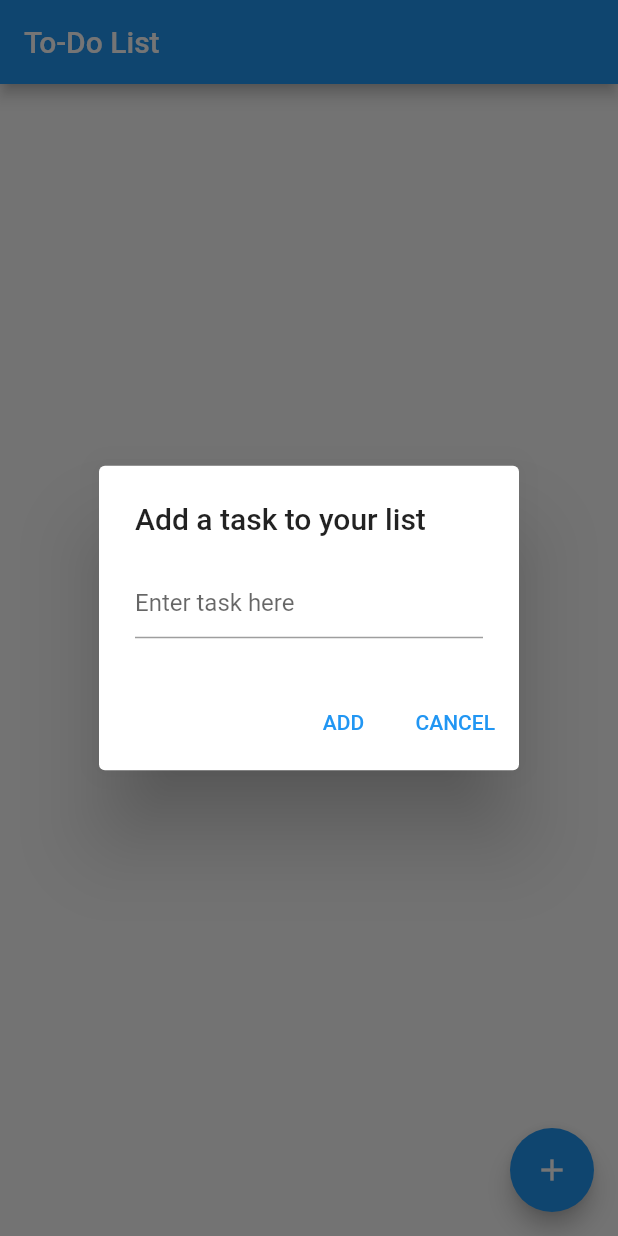
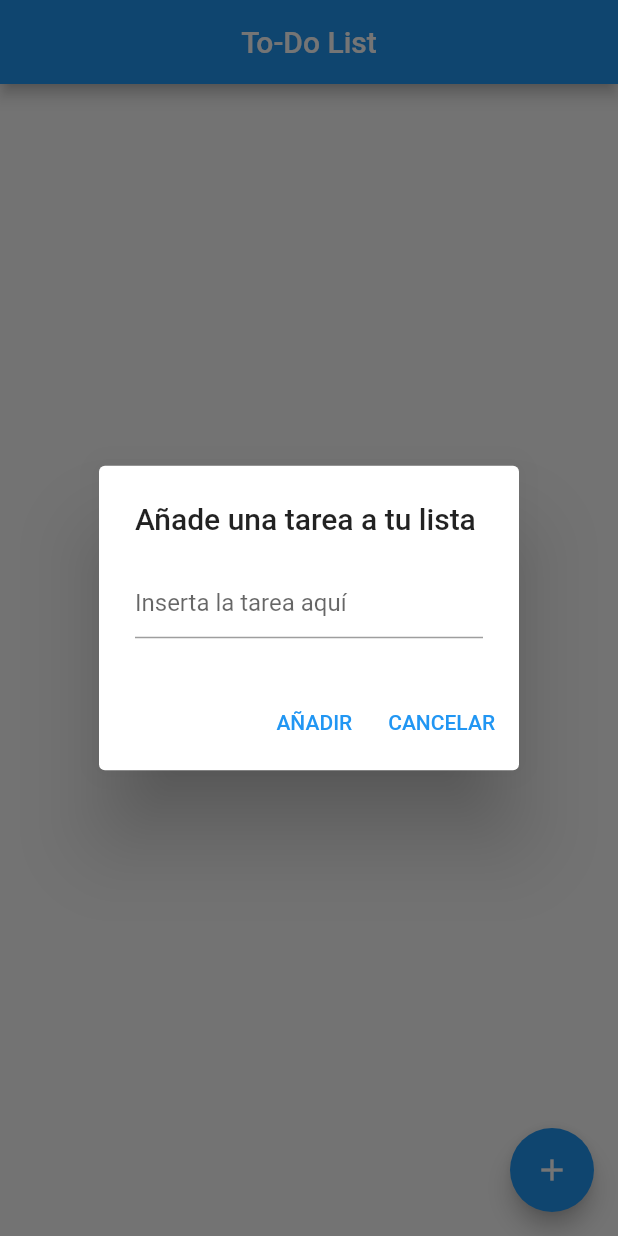
Before and after one commit to Iceyclizz/angel_espinosa_corrales_todo, a Flutter app: the screen it shows after launch, after a tap on the "add" icon, on a phone screen of 412 x 824 dp. Run offline on Flutter 3.47's test engine with Material 2 defaults, Android fonts, the phone set to English and light mode, and no system bars.

Commit message:
Commit Final

```diff
--- a/lib/controller.dart
+++ b/lib/controller.dart
@@ -1,6 +1,9 @@
 import 'package:angel_espinosa_corrales_todo/model.dart';
 
-class toDoController{
-  static List<String> get todoList => modelo().todoList;
+class ToDoController {
+  List<String> get todoList => Modelo().todoList;
 
+  void addList(String title) {
+    Modelo().todoList.add(title);
+  }
 }
--- a/lib/main.dart
+++ b/lib/main.dart
@@ -2,15 +2,17 @@ import 'package:angel_espinosa_corrales_todo/controller.dart';
 import 'package:flutter/material.dart';
 
 void main() {
-  runApp(Todo());
+  runApp(const Todo());
 }
 
 class Todo extends StatelessWidget {
+  const Todo({super.key});
+
   @override
   Widget build(BuildContext context) {
     // app layout
     return const MaterialApp(
-        home: TodoList(),
+      home: TodoList(),
     );
   }
 }
@@ -23,21 +25,24 @@ class TodoList extends StatefulWidget {
 }
 
 class _TodoListState extends State<TodoList> {
-  // save data
-  final List<String> _todoList = toDoController.todoList;
+  final ToDoController _controller = ToDoController();
+
   // text field
   final TextEditingController _textFieldController = TextEditingController();
+
   @override
   Widget build(BuildContext context) {
     // code that returns the appbar
     return Scaffold(
-      appBar: AppBar(title: const Text('To-Do List')),
+      appBar: AppBar(
+          title: const Center(
+              child: Text('To-Do List', textAlign: TextAlign.center))),
       body: ListView(children: _getItems()),
       // add items to the to-do list
       floatingActionButton: FloatingActionButton(
           onPressed: () => _displayDialog(context),
-          tooltip: 'Add Item',
-          child: Icon(Icons.add)),
+          tooltip: 'Añadir Tarea',
+          child: const Icon(Icons.add)),
     );
   }
 
@@ -45,28 +50,31 @@ class _TodoListState extends State<TodoList> {
   void _addTodoItem(String title) {
     //  a set state will notify the app that the state has changed
     setState(() {
-      _todoList.add(title);
+      _controller.addList(title);
     });
     _textFieldController.clear();
   }
+
   Widget _buildTodoItem(String title) {
     return ListTile(title: Text(title));
   }
+
   Future<AlertDialog> _displayDialog(BuildContext context) async {
     // alter the app state to show a dialog
     return showDialog(
         context: context,
         builder: (BuildContext context) {
           return AlertDialog(
-            title: const Text('Add a task to your list'),
+            title: const Text('Añade una tarea a tu lista'),
             content: TextField(
               controller: _textFieldController,
-              decoration: const InputDecoration(hintText: 'Enter task here'),
+              decoration:
+                  const InputDecoration(hintText: 'Inserta la tarea aquí'),
             ),
             actions: <Widget>[
               // add button
               TextButton(
-                child: const Text('ADD'),
+                child: const Text('AÑADIR'),
                 onPressed: () {
                   Navigator.of(context).pop();
                   _addTodoItem(_textFieldController.text);
@@ -74,7 +82,7 @@ class _TodoListState extends State<TodoList> {
               ),
               // cancel button
               TextButton(
-                child: const Text('CANCEL'),
+                child: const Text('CANCELAR'),
                 onPressed: () {
                   Navigator.of(context).pop();
                 },
@@ -83,12 +91,13 @@ class _TodoListState extends State<TodoList> {
           );
         }) as Future<AlertDialog>;
   }
+
   // iterates through our todo list titles.
   List<Widget> _getItems() {
-    final List<Widget> _todoWidgets = <Widget>[];
-    for (String title in _todoList) {
-      _todoWidgets.add(_buildTodoItem(title));
+    final List<Widget> todoWidgets = <Widget>[];
+    for (String title in _controller.todoList) {
+      todoWidgets.add(_buildTodoItem(title));
     }
-    return _todoWidgets;
+    return todoWidgets;
   }
 }
--- a/lib/model.dart
+++ b/lib/model.dart
@@ -1,11 +1,11 @@
-class modelo{
-
-  factory modelo(){
+class Modelo {
+  factory Modelo() {
     return _instance;
   }
-  modelo._constructor(){}
-  List<String> _todoList= <String>[];
-  static final modelo _instance= modelo._constructor();
+
+  Modelo._constructor();
+  final List<String> _todoList = <String>[];
+  static final Modelo _instance = Modelo._constructor();
 
   List<String> get todoList => _todoList;
 }
```
Also changed, not shown: 1 other file.
